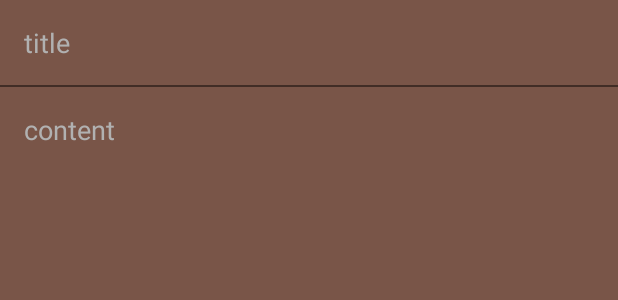
After one commit to jianjunhuang/BlueMountain-Android, an Android app: the layout community_add_activity.xml on its own in the app's theme, with its tools: preview values and no code run, on a phone screen of 412 x 824 dp. The commit adds this screen. Shown: the top 300 px of the screen. Run offline under Robolectric (Android 15) with nearby library versions, the phone set to English and light mode, and no system bars.

Commit message:
finish add community ui

```diff
--- a/app/src/main/AndroidManifest.xml
+++ b/app/src/main/AndroidManifest.xml
@@ -15,6 +15,7 @@
                 <category android:name="android.intent.category.LAUNCHER" />
             </intent-filter>
         </activity>
+        <activity android:name=".view.activity.CommunityAddActivity" />
     </application>
 
 </manifest>
--- /dev/null
+++ b/app/src/main/java/com/jianjunhuang/bluemountain/view/activity/CommunityAddActivity.java
@@ -0,0 +1,21 @@
+package com.jianjunhuang.bluemountain.view.activity;
+
+import com.demo.jianjunhuang.mvptools.integration.BaseActivity;
+import com.jianjunhuang.bluemountain.R;
+
+public class CommunityAddActivity extends BaseActivity {
+    @Override
+    protected int getLayoutId() {
+        return R.layout.community_add_activity;
+    }
+
+    @Override
+    protected void initView() {
+
+    }
+
+    @Override
+    protected void initListener() {
+
+    }
+}
--- a/app/src/main/java/com/jianjunhuang/bluemountain/view/fragment/CommunityFragment.java
+++ b/app/src/main/java/com/jianjunhuang/bluemountain/view/fragment/CommunityFragment.java
@@ -1,6 +1,7 @@
 package com.jianjunhuang.bluemountain.view.fragment;
 
 import android.content.Context;
+import android.content.Intent;
 import android.support.design.widget.FloatingActionButton;
 import android.support.v7.widget.LinearLayoutManager;
 import android.support.v7.widget.RecyclerView;
@@ -11,6 +12,7 @@ import com.demo.jianjunhuang.mvptools.adapter.RecyclerAdapter;
 import com.demo.jianjunhuang.mvptools.adapter.RecyclerViewHolder;
 import com.demo.jianjunhuang.mvptools.integration.BaseFragment;
 import com.jianjunhuang.bluemountain.R;
+import com.jianjunhuang.bluemountain.view.activity.CommunityAddActivity;
 
 import java.util.ArrayList;
 import java.util.List;
@@ -49,7 +51,13 @@ public class CommunityFragment extends BaseFragment {
 
     @Override
     protected void initListener() {
-
+        addFab.setOnClickListener(new View.OnClickListener() {
+            @Override
+            public void onClick(View v) {
+                Intent intent = new Intent(getContext(), CommunityAddActivity.class);
+                startActivity(intent);
+            }
+        });
     }
 
     class CommunityAdapter extends RecyclerAdapter<String> {
--- /dev/null
+++ b/app/src/main/res/layout/community_add_activity.xml
@@ -0,0 +1,34 @@
+<?xml version="1.0" encoding="utf-8"?>
+<LinearLayout xmlns:android="http://schemas.android.com/apk/res/android"
+    android:layout_width="match_parent"
+    android:layout_height="match_parent"
+    android:orientation="vertical">
+
+    <EditText
+        android:id="@+id/community_add_title_edt"
+        android:layout_width="match_parent"
+        android:layout_height="wrap_content"
+        android:background="@null"
+        android:hint="title"
+        android:padding="16dp"
+        android:textColor="@color/colorText"
+        android:textColorHint="@color/colorHint"
+        android:textSize="18sp" />
+
+    <View
+        android:layout_width="match_parent"
+        android:layout_height="1dp"
+        android:background="@color/colorPrimaryDark" />
+
+    <EditText
+        android:id="@+id/community_add_content_edt"
+        android:layout_width="match_parent"
+        android:layout_height="match_parent"
+        android:background="@null"
+        android:gravity="left"
+        android:hint="content"
+        android:padding="16dp"
+        android:textColor="@color/colorText"
+        android:textColorHint="@color/colorHint" />
+
+</LinearLayout>
--- a/app/src/main/res/layout/homepage_activity.xml
+++ b/app/src/main/res/layout/homepage_activity.xml
@@ -13,7 +13,6 @@
     <!--app:title="BlueMountain"-->
     <!--app:titleTextColor="@android:color/white" />-->
     <android.support.v4.view.ViewPager
-        android:background="#795548"
         android:id="@+id/homepage_vp"
         android:layout_width="match_parent"
         android:layout_height="match_parent"
--- a/app/src/main/res/values/styles.xml
+++ b/app/src/main/res/values/styles.xml
@@ -8,6 +8,7 @@
         <item name="colorAccent">@color/colorAccent</item>
         <item name="windowActionBar">false</item>
         <item name="windowNoTitle">true</item>
+        <item name="android:windowBackground">@color/colorPrimaryLight</item>
     </style>
 
 </resources>
```
